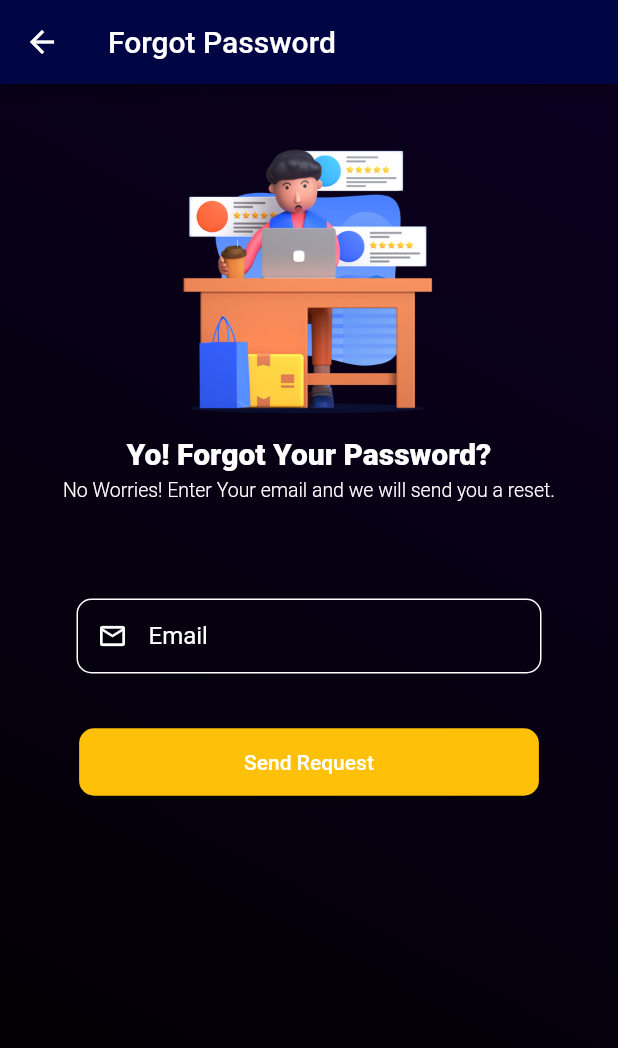
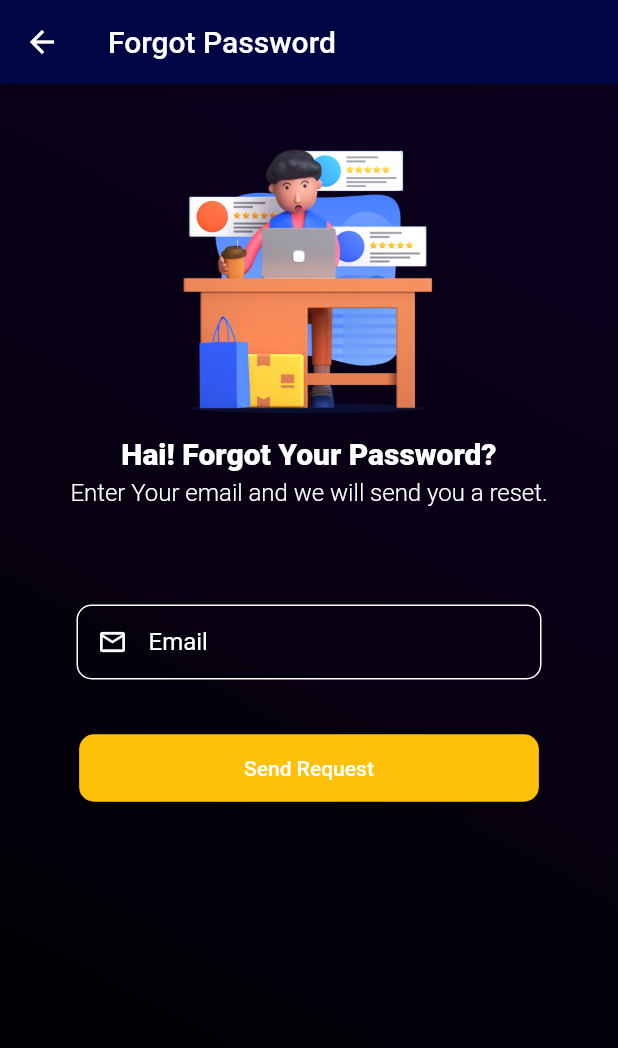
Before and after one commit to dwierlangga/Proyek-ticket.go, a Flutter app: the ForgotPassword screen opened directly, on a phone screen of 412 x 824 dp. Shown: the top 1048 px of the screen. Run offline on Flutter 3.47's test engine with Material 2 defaults, Android fonts, the light colour scheme and no system bars.

Commit message:
Update forgot_screen.dart

```diff
--- a/lib/screen/forgot_screen.dart
+++ b/lib/screen/forgot_screen.dart
@@ -64,7 +64,7 @@ class _ForgotPasswordState extends State<ForgotPassword> {
                         mainAxisAlignment: MainAxisAlignment.center,
                         children: [
                           Text(
-                            "Yo! Forgot Your Password?",
+                            "Hai! Forgot Your Password?",
                             style: TextStyle(
                               fontSize: 20,
                               fontWeight: FontWeight.w800,
@@ -80,9 +80,9 @@ class _ForgotPasswordState extends State<ForgotPassword> {
                         mainAxisAlignment: MainAxisAlignment.center,
                         children: [
                           Text(
-                            "No Worries! Enter Your email and we will send you a reset.",
+                            "Enter Your email and we will send you a reset.",
                             style: TextStyle(
-                              fontSize: 13,
+                              fontSize: 16,
                               fontWeight: FontWeight.w300,
                               color: Colors.white,
                             ),
```
